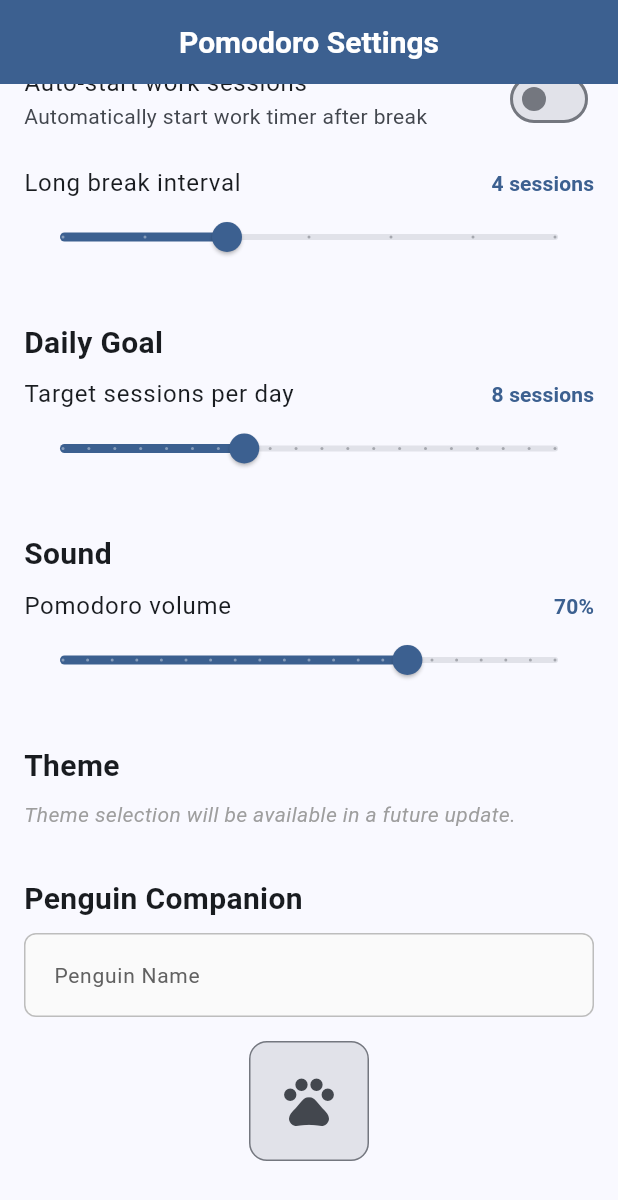
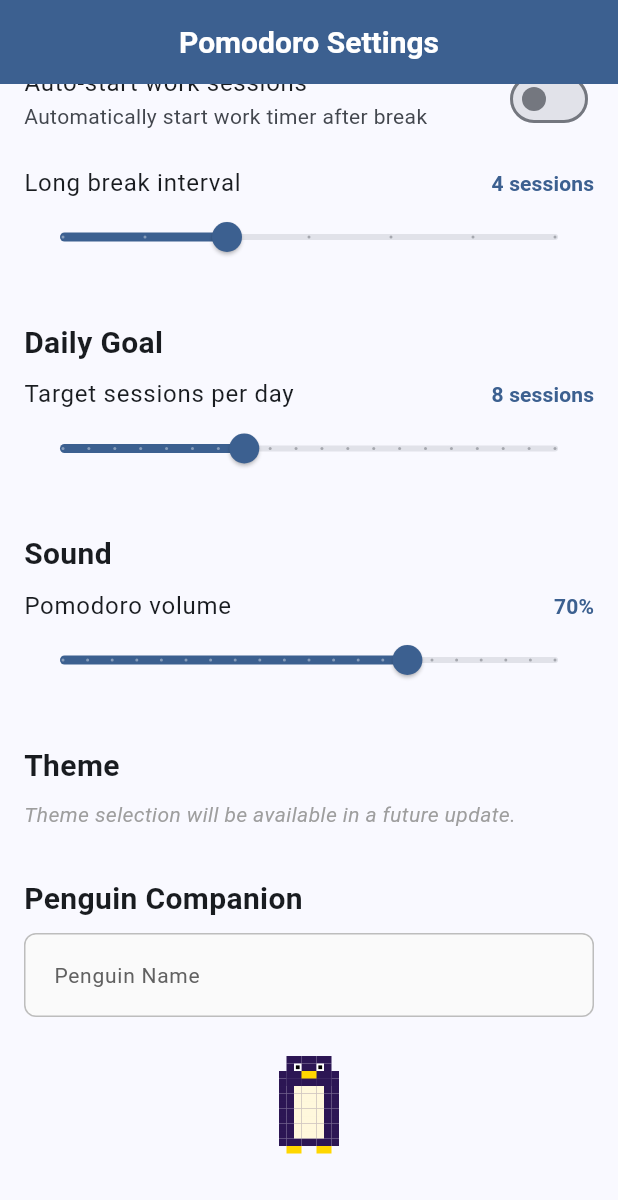
Before and after one commit to ainews1/gentoondar, a Flutter app: the PomodoroSettingsScreen screen opened by its route, scrolled down 316 dp, on a phone screen of 412 x 824 dp. Shown: the top 1200 px of the screen. Run offline on Flutter 3.47's test engine with Material 3 defaults, Android fonts, the phone set to English and light mode, and no system bars; our stand-ins replace dartz, equatable, fl_chart, flutter_riverpod, go_router, riverpod and 4 more; accounts and stored records are empty.

Commit message:
feat(05-06): penguin widget with animations and panel/settings integration
- PenguinWidget with AnimationController and idle animation cycling
- Random 3-8 second intervals between animation cycles
- Spontaneous chirp timer during breaks only (D-50)
- Stale penguin reduces chirp frequency (D-46, D-47)
- Evolution sparkle overlay with radial particle animation (D-52)
- Timer panel: PenguinWidget in expanded layout with StreakCounter
- Settings screen: live penguin preview replaces placeholder
- Proper timer and controller disposal

```diff
--- a/lib/presentation/screens/pomodoro_settings_screen.dart
+++ b/lib/presentation/screens/pomodoro_settings_screen.dart
@@ -3,6 +3,7 @@ import 'package:flutter_riverpod/flutter_riverpod.dart';
 import 'package:task_calendar_app/presentation/providers/pomodoro_settings_providers.dart';
 import 'package:task_calendar_app/presentation/widgets/pomodoro/preset_selector.dart';
 import 'package:task_calendar_app/presentation/widgets/pomodoro/duration_sliders.dart';
+import 'package:task_calendar_app/presentation/widgets/pomodoro/penguin_widget.dart';
 
 /// Pomodoro settings screen with all configurable options.
 /// Sections: Timer Presets, Session Behavior, Daily Goal, Sound, Theme, Penguin.
@@ -235,26 +236,9 @@ class PomodoroSettingsScreen extends ConsumerWidget {
                       },
                     ),
                     const SizedBox(height: 16),
-                    // Placeholder for penguin preview (filled in Plan 06)
-                    Center(
-                      child: Container(
-                        width: 80,
-                        height: 80,
-                        decoration: BoxDecoration(
-                          color: Theme.of(context)
-                              .colorScheme
-                              .surfaceContainerHighest,
-                          borderRadius: BorderRadius.circular(12),
-                          border: Border.all(
-                            color: Theme.of(context).colorScheme.outline,
-                          ),
-                        ),
-                        child: Icon(
-                          Icons.pets,
-                          size: 40,
-                          color: Theme.of(context).colorScheme.onSurfaceVariant,
-                        ),
-                      ),
+                    // Live penguin preview
+                    const Center(
+                      child: PenguinWidget(),
                     ),
                   ],
                 ),
--- /dev/null
+++ b/lib/presentation/widgets/pomodoro/penguin_widget.dart
@@ -0,0 +1,235 @@
+import 'dart:async';
+import 'dart:math';
+
+import 'package:flutter/material.dart';
+import 'package:flutter_riverpod/flutter_riverpod.dart';
+import 'package:task_calendar_app/domain/entities/penguin_state.dart';
+import 'package:task_calendar_app/presentation/providers/penguin_providers.dart';
+import 'package:task_calendar_app/presentation/providers/pomodoro_timer_providers.dart';
+import 'penguin_renderer.dart';
+
+/// Animated penguin widget displaying the procedurally-generated pixel art mascot.
+///
+/// Features (D-48, D-49, D-50):
+/// - 80x80px pixel art penguin rendered via [PenguinRenderer]
+/// - Idle animations cycling at random 3-8 second intervals
+/// - Spontaneous chirp sounds during break phases only
+/// - Evolution sparkle effect when stage advances
+/// - Proper timer disposal to prevent memory leaks
+class PenguinWidget extends ConsumerStatefulWidget {
+  const PenguinWidget({super.key});
+
+  @override
+  ConsumerState<PenguinWidget> createState() => _PenguinWidgetState();
+}
+
+class _PenguinWidgetState extends ConsumerState<PenguinWidget>
+    with TickerProviderStateMixin {
+  late AnimationController _animationController;
+  Timer? _idleTimer;
+  Timer? _chirpTimer;
+  int _currentFrame = 0;
+  final Random _random = Random();
+
+  // Sparkle animation
+  AnimationController? _sparkleController;
+  bool _showSparkle = false;
+
+  @override
+  void initState() {
+    super.initState();
+
+    // Animation controller for frame cycling (500-1000ms per cycle)
+    _animationController = AnimationController(
+      vsync: this,
+      duration: const Duration(milliseconds: 800),
+    );
+
+    _animationController.addListener(_onAnimationTick);
+
+    // Start idle animation scheduling
+    _scheduleNextIdleAnimation();
+  }
+
+  void _onAnimationTick() {
+    // Map animation value (0.0-1.0) to frame index (0-7)
+    final frame = (_animationController.value * 8).floor().clamp(0, 7);
+    if (frame != _currentFrame) {
+      setState(() {
+        _currentFrame = frame;
+      });
+      ref.read(penguinAnimationFrameProvider.notifier).state = frame;
+    }
+  }
+
+  void _scheduleNextIdleAnimation() {
+    _idleTimer?.cancel();
+    // Random interval 3-8 seconds
+    final delayMs = 3000 + _random.nextInt(5000);
+    _idleTimer = Timer(Duration(milliseconds: delayMs), () {
+      if (!mounted) return;
+      // Vary animation speed (500-1000ms)
+      _animationController.duration =
+          Duration(milliseconds: 500 + _random.nextInt(500));
+      _animationController.forward(from: 0.0).then((_) {
+        if (mounted) {
+          setState(() {
+            _currentFrame = 0;
+          });
+          _scheduleNextIdleAnimation();
+        }
+      });
+    });
+  }
+
+  void _startChirpTimer(PenguinState penguinState) {
+    _chirpTimer?.cancel();
+    // Stale penguin chirps less frequently (D-46, D-47)
+    final minDelay = penguinState.isStale ? 60000 : 15000;
+    final maxDelay = penguinState.isStale ? 120000 : 45000;
+    final delayMs = minDelay + _random.nextInt(maxDelay - minDelay);
+
+    _chirpTimer = Timer(Duration(milliseconds: delayMs), () {
+      if (!mounted) return;
+      // Check we're still in a break phase
+      final timerState = ref.read(pomodoroTimerProvider);
+      if (timerState.phase == PomodoroPhase.shortBreak ||
+          timerState.phase == PomodoroPhase.longBreak) {
+        // Audio service would be called here if available
+        // For now, penguin chirp is a visual-only indicator
+        // ref.read(pomodoroAudioServiceProvider).playPenguinChirp();
+      }
+      _startChirpTimer(penguinState);
+    });
+  }
+
+  void _stopChirpTimer() {
+    _chirpTimer?.cancel();
+    _chirpTimer = null;
+  }
+
+  /// Trigger sparkle animation for evolution stage advancement (D-52)
+  Future<void> triggerEvolutionSparkle() async {
+    _sparkleController?.dispose();
+    _sparkleController = AnimationController(
+      vsync: this,
+      duration: const Duration(milliseconds: 500),
+    );
+
+    setState(() => _showSparkle = true);
+
+    await _sparkleController!.forward();
+
+    if (mounted) {
+      setState(() => _showSparkle = false);
+    }
+    _sparkleController?.dispose();
+    _sparkleController = null;
+  }
+
+  @override
+  void dispose() {
+    _idleTimer?.cancel();
+    _chirpTimer?.cancel();
+    _animationController.dispose();
+    _sparkleController?.dispose();
+    super.dispose();
+  }
+
+  @override
+  Widget build(BuildContext context) {
+    final penguinStateAsync = ref.watch(penguinStateProvider);
+    final timerState = ref.watch(pomodoroTimerProvider);
+
+    // Manage chirp timer based on phase
+    final isBreak = timerState.phase == PomodoroPhase.shortBreak ||
+        timerState.phase == PomodoroPhase.longBreak;
+
+    final penguinState =
+        penguinStateAsync.valueOrNull ?? const PenguinState();
+
+    // Start/stop chirp timer based on break phase (D-50)
+    if (isBreak && _chirpTimer == null) {
+      _startChirpTimer(penguinState);
+    } else if (!isBreak && _chirpTimer != null) {
+      _stopChirpTimer();
+    }
+
+    return Semantics(
+      label: 'Your penguin ${penguinState.name}, '
+          'evolution stage ${penguinState.evolutionStage}',
+      child: ExcludeSemantics(
+        child: SizedBox(
+          width: 80,
+          height: 80,
+          child: Stack(
+            children: [
+              // Main penguin
+              CustomPaint(
+                size: const Size(80, 80),
+                painter: PenguinRenderer(
+                  state: penguinState,
+                  animationFrame: _currentFrame,
+                  auraColor: null, // Theme glow wired when theme provider exists
+                ),
+              ),
+
+              // Evolution sparkle overlay (D-52)
+              if (_showSparkle && _sparkleController != null)
+                AnimatedBuilder(
+                  animation: _sparkleController!,
+                  builder: (context, child) {
+                    return CustomPaint(
+                      size: const Size(80, 80),
+                      painter: _SparklePainter(
+                        progress: _sparkleController!.value,
+                        color: Theme.of(context).colorScheme.primary,
+                      ),
+                    );
+                  },
+                ),
+            ],
+          ),
+        ),
+      ),
+    );
+  }
+}
+
+/// Paints 8-12 small sparkle dots radiating from center during evolution.
+class _SparklePainter extends CustomPainter {
+  _SparklePainter({
+    required this.progress,
+    required this.color,
+  });
+
+  final double progress;
+  final Color color;
+
+  static final Paint _sparklePaint = Paint()..style = PaintingStyle.fill;
+
+  @override
+  void paint(Canvas canvas, Size size) {
+    final center = Offset(size.width / 2, size.height / 2);
+    final random = Random(42); // Fixed seed for consistent sparkle pattern
+    final particleCount = 8 + random.nextInt(5); // 8-12 particles
+
+    _sparklePaint.color = color.withValues(alpha: 1.0 - progress);
+    final radius = 2.0 * (1.0 - progress) + 1.0; // Scale 3->1
+
+    for (int i = 0; i < particleCount; i++) {
+      final angle = (i / particleCount) * 2 * pi + random.nextDouble() * 0.5;
+      final distance = progress * 40; // Radiate outward up to 40px
+      final offset = Offset(
+        center.dx + cos(angle) * distance,
+        center.dy + sin(angle) * distance,
+      );
+      canvas.drawCircle(offset, radius, _sparklePaint);
+    }
+  }
+
+  @override
+  bool shouldRepaint(covariant _SparklePainter oldDelegate) {
+    return progress != oldDelegate.progress || color != oldDelegate.color;
+  }
+}
```
Also changed, not shown: lib/presentation/widgets/pomodoro/timer_panel.dart (+8 -2 lines).
